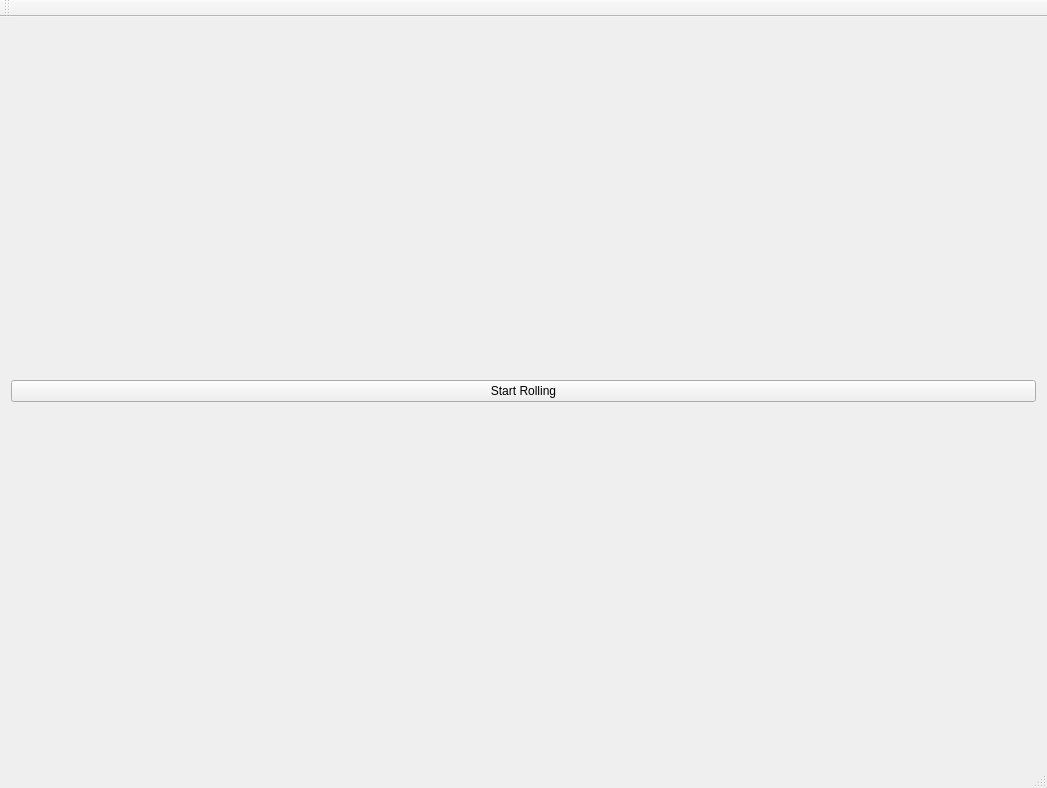
This is mainwindow.ui in MikaelMarkussen/VSIM101_H22_Rulleball_0 as Qt 5 draws it before an edit. The edited form follows.
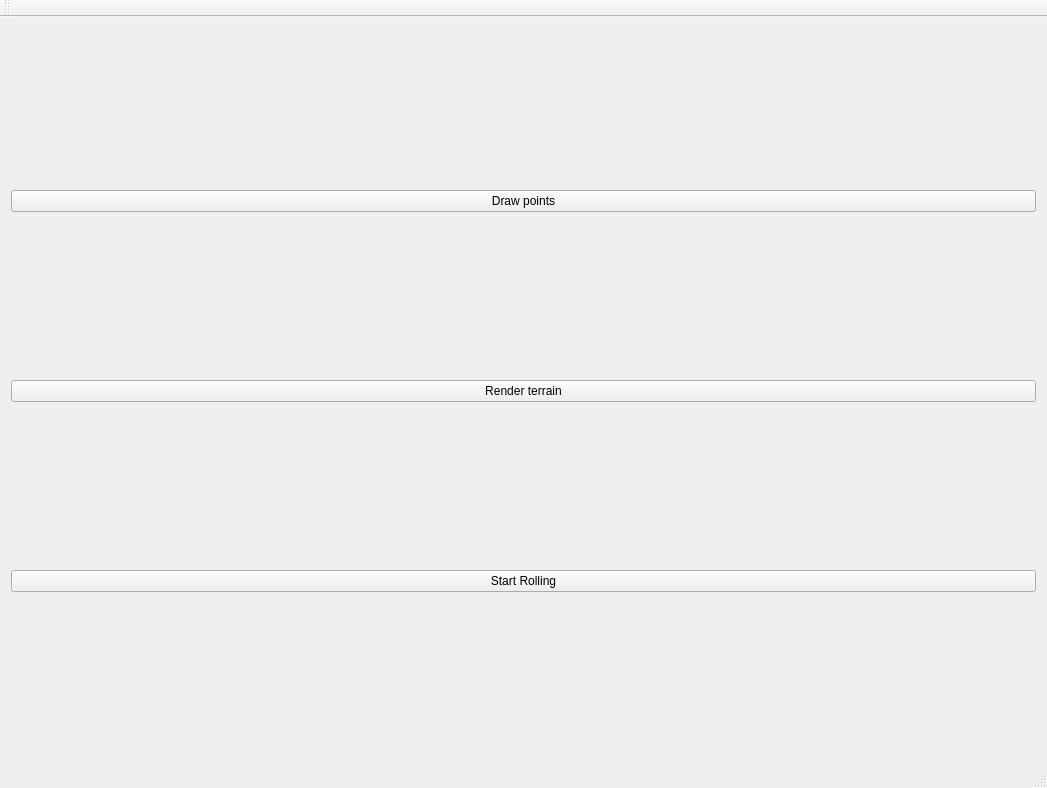
This is the edited form.

The edit to the form file:
```diff
--- a/mainwindow.ui
+++ b/mainwindow.ui
@@ -15,6 +15,23 @@
   </property>
   <widget class="QWidget" name="centralWidget">
    <layout class="QVBoxLayout" name="verticalLayout">
+    <item>
+     <widget class="QPushButton" name="pointsDraw">
+      <property name="text">
+       <string>Draw points</string>
+      </property>
+      <property name="checkable">
+       <bool>true</bool>
+      </property>
+     </widget>
+    </item>
+    <item>
+     <widget class="QPushButton" name="terrainRender">
+      <property name="text">
+       <string>Render terrain</string>
+      </property>
+     </widget>
+    </item>
     <item>
      <widget class="QPushButton" name="rollingStart">
       <property name="text">
```
Left out of the diff: 2 changed lines with no effect on the pictures.
